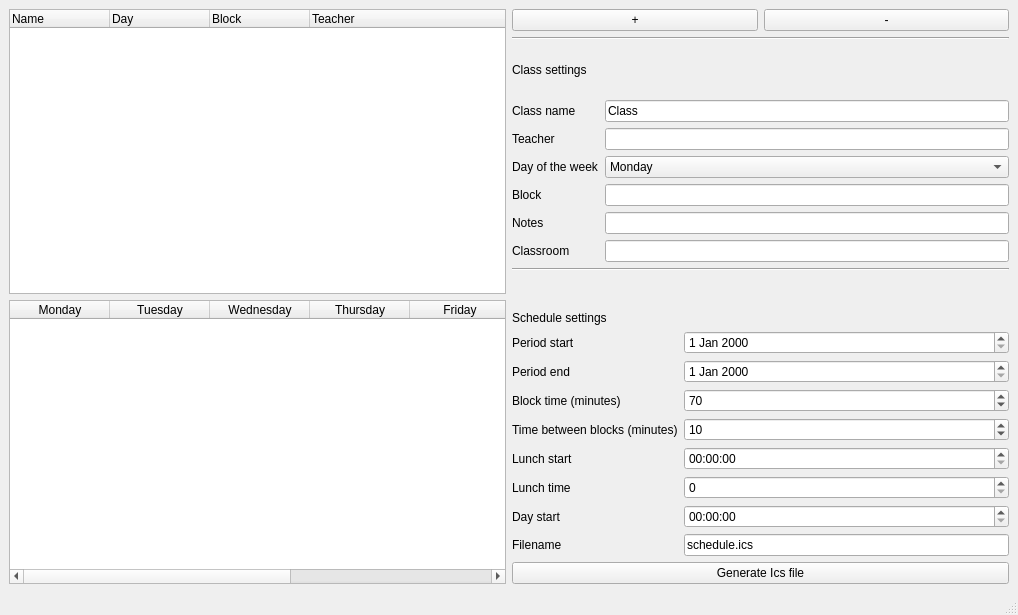
Old version of the form src/form.ui in the repository discojapi/ics-class-schedule.
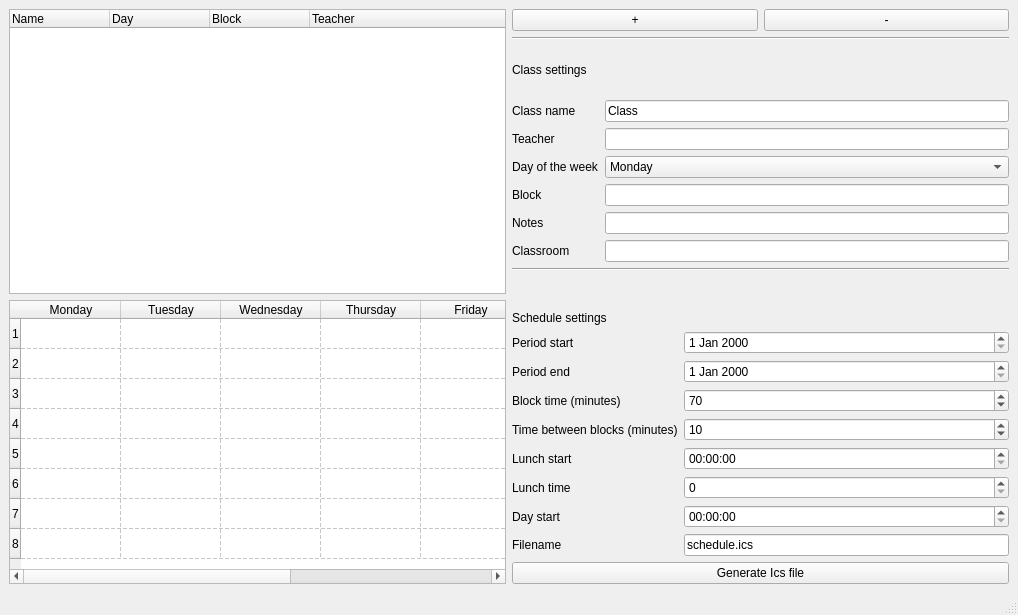
New version of the form. Icons and pictures are not drawn.

```diff
--- a/src/form.ui
+++ b/src/form.ui
@@ -58,6 +58,26 @@
       </item>
       <item>
        <widget class="QTableWidget" name="tableWidget">
+        <property name="editTriggers">
+         <set>QAbstractItemView::EditTrigger::NoEditTriggers</set>
+        </property>
+        <property name="showGrid">
+         <bool>true</bool>
+        </property>
+        <property name="gridStyle">
+         <enum>Qt::PenStyle::DashLine</enum>
+        </property>
+        <property name="wordWrap">
+         <bool>true</bool>
+        </property>
+        <row/>
+        <row/>
+        <row/>
+        <row/>
+        <row/>
+        <row/>
+        <row/>
+        <row/>
         <column>
          <property name="text">
           <string>Monday</string>
@@ -93,6 +113,25 @@
           <string>Sunday</string>
          </property>
         </column>
+        <item row="0" column="0">
+         <property name="text">
+          <string/>
+         </property>
+         <property name="background">
+          <brush brushstyle="NoBrush">
+           <color alpha="255">
+            <red>0</red>
+            <green>0</green>
+            <blue>0</blue>
+           </color>
+          </brush>
+         </property>
+        </item>
+        <item row="1" column="0">
+         <property name="text">
+          <string/>
+         </property>
+        </item>
        </widget>
       </item>
      </layout>
```
Left out of the diff: 3 changed lines with no effect on the pictures.
